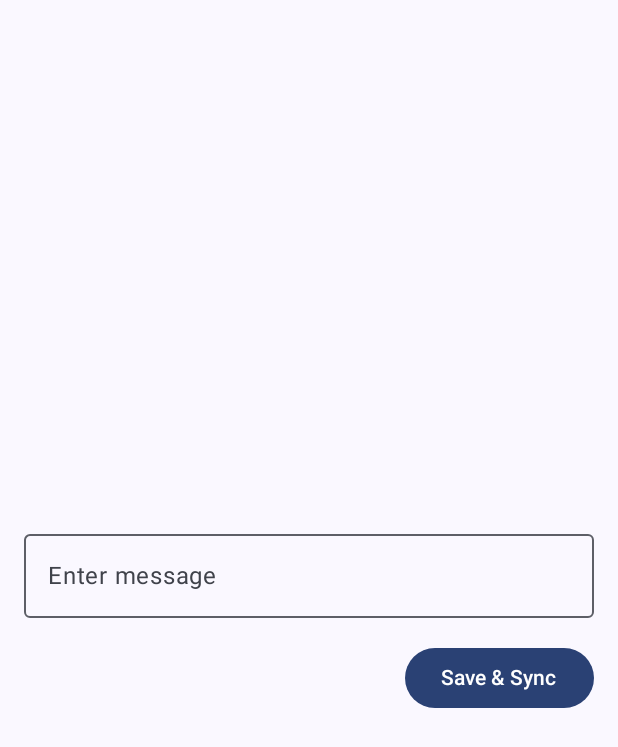
After one commit to myofficework000/MasteringWorkManager, an Android app built with Jetpack Compose: the MessageSyncScreen screen opened through its navigation route, on a phone screen of 412 x 824 dp. The commit adds this screen. Shown: the top 747 px of the screen. Run offline under Robolectric (Android 15) with nearby library versions, the phone set to English and light mode, and no system bars; our stand-ins replace Dagger/Hilt's generated code; 1 statement that could not run was skipped.

Commit message:
messagesync is added

```diff
--- a/app/src/main/java/com/code4galaxy/workmanagerdemo/ui/navigation/MainNavigation.kt
+++ b/app/src/main/java/com/code4galaxy/workmanagerdemo/ui/navigation/MainNavigation.kt
@@ -2,10 +2,12 @@ package com.code4galaxy.workmanagerdemo.ui.navigation
 
 import androidx.compose.runtime.Composable
 import androidx.compose.ui.Modifier
+import androidx.compose.ui.platform.LocalContext
 import androidx.navigation.NavHostController
 import androidx.navigation.compose.NavHost
 import androidx.navigation.compose.composable
 import com.code4galaxy.workmanagerdemo.ui.screen.ImageChainScreen
+import com.code4galaxy.workmanagerdemo.ui.screen.MessageSyncScreen
 import com.code4galaxy.workmanagerdemo.ui.screen.RetryUploadScreen
 
 
@@ -26,6 +28,10 @@ fun MainNavigation(modifier: Modifier = Modifier,navController:NavHostController
         composable("ImageChainScreen"){
             ImageChainScreen(navController = navController)
         }
+        composable("sync_message") {
+            MessageSyncScreen(context = LocalContext.current)
+        }
+
 //        composable(".."){
 //            RetryUploadScreen()
 //        }
--- /dev/null
+++ b/app/src/main/java/com/code4galaxy/workmanagerdemo/ui/screen/MessageSyncScreen.kt
@@ -0,0 +1,43 @@
+package com.code4galaxy.workmanagerdemo.ui.screen
+
+import android.content.Context
+import androidx.compose.foundation.layout.*
+import androidx.compose.material3.*
+import androidx.compose.runtime.*
+import androidx.compose.ui.Alignment
+import androidx.compose.ui.Modifier
+import androidx.compose.ui.unit.dp
+import com.code4galaxy.workmanagerdemo.workers.MessageWorkerHelper
+
+@Composable
+fun MessageSyncScreen(context: Context) {
+    var message by remember { mutableStateOf("") }
+
+    Column(
+        modifier = Modifier
+            .fillMaxSize()
+            .padding(16.dp),
+        verticalArrangement = Arrangement.Center
+    ) {
+        OutlinedTextField(
+            value = message,
+            onValueChange = { message = it },
+            label = { Text("Enter message") },
+            modifier = Modifier.fillMaxWidth()
+        )
+
+        Spacer(modifier = Modifier.height(16.dp))
+
+        Button(
+            onClick = {
+                if (message.isNotBlank()) {
+                    MessageWorkerHelper.saveToLocal(context, message)
+                    MessageWorkerHelper.scheduleSyncWorker(context)
+                }
+            },
+            modifier = Modifier.align(Alignment.End)
+        ) {
+            Text("Save & Sync")
+        }
+    }
+}
```
Also changed, not shown: app/src/main/java/com/code4galaxy/workmanagerdemo/workers/MessageWorkerHelper.kt (added, +26 -0 lines), app/src/main/java/com/code4galaxy/workmanagerdemo/workers/SyncWorker.kt (added, +30 -0 lines).
